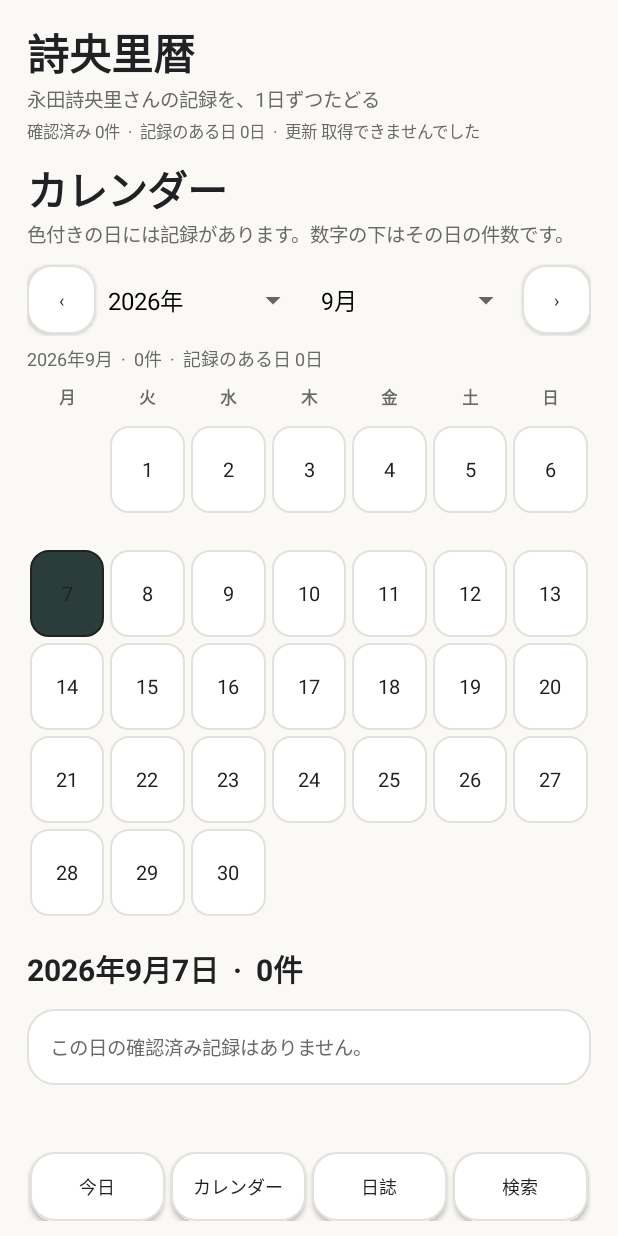
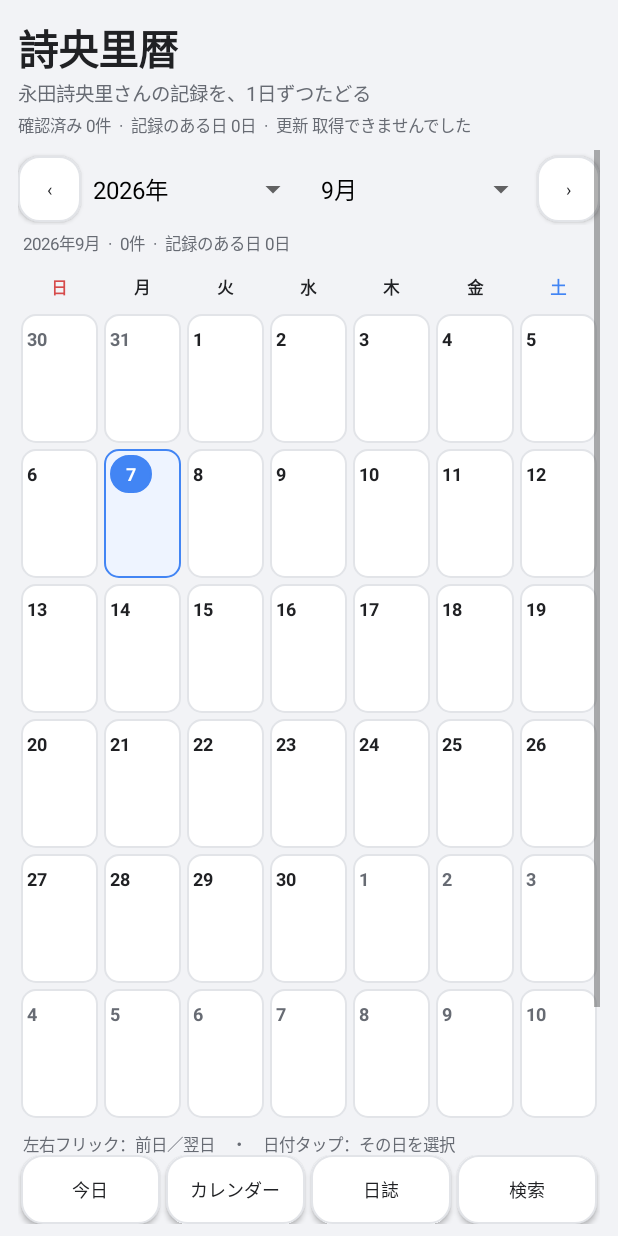
Before and after one commit to ponpains/radiko-transcriber2, an Android app: the screen it shows after launch (MainActivity), after a tap on "カレンダー", on a phone screen of 412 x 824 dp. Run offline under Robolectric (Android 15) with nearby library versions, the light colour scheme and no system bars.

Commit message:
Redesign archive calendar and add date swipes

```diff
--- a/shiori-archive/app/src/main/java/com/ponpains/shioriarchive/MainActivity.java
+++ b/shiori-archive/app/src/main/java/com/ponpains/shioriarchive/MainActivity.java
@@ -8,8 +8,10 @@ import android.graphics.drawable.GradientDrawable;
 import android.net.Uri;
 import android.os.Bundle;
 import android.text.Editable;
+import android.text.TextUtils;
 import android.text.TextWatcher;
 import android.view.Gravity;
+import android.view.MotionEvent;
 import android.view.View;
 import android.widget.*;
 import androidx.annotation.Nullable;
@@ -20,48 +22,56 @@ import java.time.format.DateTimeFormatter;
 import java.util.*;
 
 public class MainActivity extends AppCompatActivity {
-    static final int INK=Color.rgb(32,33,36), PAPER=Color.rgb(250,249,246), ACCENT=Color.rgb(66,92,89), ACCENT_DARK=Color.rgb(42,61,59), SOFT=Color.rgb(225,233,231), LINE=Color.rgb(226,225,220), MUTED=Color.rgb(105,105,105);
+    static final int INK=Color.rgb(32,33,36), PAPER=Color.rgb(242,243,246), ACCENT=Color.rgb(66,133,244), ACCENT_DARK=Color.rgb(37,99,235), SOFT=Color.rgb(227,237,255), LINE=Color.rgb(226,228,232), MUTED=Color.rgb(103,107,115), TEAL=Color.rgb(79,169,159), CELL=Color.WHITE;
+    static final int PAGE_HOME=0, PAGE_CALENDAR=1, PAGE_DIARY=2, PAGE_SEARCH=3;
     ArchiveRepository repo; List<ArchiveEvent> events=new ArrayList<>(); String updated=""; FrameLayout content; TextView status;
     LocalDate selectedDate=LocalDate.now(); YearMonth shownMonth=YearMonth.from(LocalDate.now());
     Spinner yearSpinner, monthSpinner; GridLayout monthGrid; TextView monthStats, dayHeader; LinearLayout dayOut; boolean spinnerLock=false;
+    int currentPage=PAGE_HOME; float swipeDownX,swipeDownY;
 
-    @Override protected void onCreate(@Nullable Bundle b){super.onCreate(b);repo=new ArchiveRepository(this);ArchiveRepository.ArchiveData d=repo.loadBestAvailable();events=d.events;updated=d.updatedAt;setContentView(shell());home();repo.refreshIfNeeded((e,u)->{events=e;updated=u;status.setText(stat());home();});}
+    @Override protected void onCreate(@Nullable Bundle b){super.onCreate(b);repo=new ArchiveRepository(this);ArchiveRepository.ArchiveData d=repo.loadBestAvailable();events=d.events;updated=d.updatedAt;setContentView(shell());goToday();repo.refreshIfNeeded((e,u)->{events=e;updated=u;status.setText(stat());refreshCurrentPage();});}
 
-    View shell(){LinearLayout r=col();r.setPadding(dp(18),dp(14),dp(18),dp(10));r.addView(tx("詩央里暦",28,INK,true));r.addView(tx("永田詩央里さんの記録を、1日ずつたどる",13,MUTED,false));status=tx(stat(),11,MUTED,false);status.setPadding(0,dp(3),0,dp(10));r.addView(status);content=new FrameLayout(this);r.addView(content,new LinearLayout.LayoutParams(-1,0,1));LinearLayout nav=new LinearLayout(this);nav.setOrientation(LinearLayout.HORIZONTAL);nav.setGravity(Gravity.CENTER);nav.addView(nb("今日",v->home()),nlp());nav.addView(nb("カレンダー",v->calendar()),nlp());nav.addView(nb("日誌",v->diary()),nlp());nav.addView(nb("検索",v->search()),nlp());r.addView(nav);return r;}
+    @Override public boolean dispatchTouchEvent(MotionEvent ev){
+        if(ev.getActionMasked()==MotionEvent.ACTION_DOWN){swipeDownX=ev.getX();swipeDownY=ev.getY();}
+        else if(ev.getActionMasked()==MotionEvent.ACTION_UP && currentPage!=PAGE_SEARCH){
+            float dx=ev.getX()-swipeDownX,dy=ev.getY()-swipeDownY;
+            if(Math.abs(dx)>dp(72)&&Math.abs(dx)>Math.abs(dy)*1.35f){shiftDate(dx<0?1:-1);return true;}
+        }
+        return super.dispatchTouchEvent(ev);
+    }
+
+    View shell(){LinearLayout r=col();r.setPadding(dp(12),dp(12),dp(12),dp(8));r.addView(tx("詩央里暦",27,INK,true));r.addView(tx("永田詩央里さんの記録を、1日ずつたどる",13,MUTED,false));status=tx(stat(),11,MUTED,false);status.setPadding(0,dp(3),0,dp(8));r.addView(status);content=new FrameLayout(this);r.addView(content,new LinearLayout.LayoutParams(-1,0,1));LinearLayout nav=new LinearLayout(this);nav.setOrientation(LinearLayout.HORIZONTAL);nav.setGravity(Gravity.CENTER);nav.addView(nb("今日",v->goToday()),nlp());nav.addView(nb("カレンダー",v->calendar()),nlp());nav.addView(nb("日誌",v->diary()),nlp());nav.addView(nb("検索",v->search()),nlp());r.addView(nav);return r;}
     String stat(){return "確認済み "+events.size()+"件  ·  記録のある日 "+activeDays()+"日  ·  更新 "+(updated.isEmpty()?"—":updated);} int activeDays(){Set<LocalDate>s=new HashSet<>();for(ArchiveEvent e:events)s.add(e.date);return s.size();}
-    LinearLayout.LayoutParams nlp(){LinearLayout.LayoutParams p=new LinearLayout.LayoutParams(0,dp(46),1);p.setMargins(dp(2),0,dp(2),0);return p;} Button nb(String s,View.OnClickListener l){Button b=new Button(this);b.setText(s);b.setAllCaps(false);b.setTextSize(12);b.setTextColor(INK);b.setBackground(bg(Color.WHITE,16,LINE));b.setOnClickListener(l);return b;}
+    LinearLayout.LayoutParams nlp(){LinearLayout.LayoutParams p=new LinearLayout.LayoutParams(0,dp(46),1);p.setMargins(dp(2),0,dp(2),0);return p;} Button nb(String s,View.OnClickListener l){Button b=new Button(this);b.setText(s);b.setAllCaps(false);b.setTextSize(12);b.setTextColor(INK);b.setBackground(bg(Color.WHITE,14,LINE));b.setOnClickListener(l);return b;}
 
-    void home(){LinearLayout b=col();LocalDate now=LocalDate.now();b.addView(tx(now.getMonthValue()+"月"+now.getDayOfMonth()+"日",31,INK,true));b.addView(tx("歴代の今日",14,ACCENT,true));int n=0;for(ArchiveEvent e:events)if(e.date.getMonthValue()==now.getMonthValue()&&e.date.getDayOfMonth()==now.getDayOfMonth()){b.addView(card(e));n++;}if(n==0)b.addView(empty("この日付の記録は、まだ登録されていません。"));TextView h=tx("最近の記録",19,INK,true);h.setPadding(0,dp(24),0,0);b.addView(h);for(int i=0;i<Math.min(12,events.size());i++)b.addView(card(events.get(i)));screen(scroll(b));}
+    void goToday(){selectedDate=LocalDate.now();shownMonth=YearMonth.from(selectedDate);home();}
+    void refreshCurrentPage(){if(currentPage==PAGE_CALENDAR)calendar();else if(currentPage==PAGE_DIARY)diary();else if(currentPage==PAGE_SEARCH)search();else home();}
+    void shiftDate(int n){selectedDate=selectedDate.plusDays(n);shownMonth=YearMonth.from(selectedDate);if(currentPage==PAGE_CALENDAR)calendar();else if(currentPage==PAGE_DIARY)diary();else home();}
+    String dateTitle(LocalDate d){return d.format(DateTimeFormatter.ofPattern("M月d日（E）",Locale.JAPANESE));}
 
-    void calendar(){LinearLayout b=col();b.addView(tx("カレンダー",27,INK,true));b.addView(tx("色付きの日には記録があります。数字の下はその日の件数です。",13,MUTED,false));
-        LinearLayout controls=new LinearLayout(this);controls.setOrientation(LinearLayout.HORIZONTAL);controls.setGravity(Gravity.CENTER_VERTICAL);controls.setPadding(0,dp(10),0,dp(6));
-        Button prev=nb("‹",v->{shownMonth=shownMonth.minusMonths(1);syncSpinners();renderCalendar();});Button next=nb("›",v->{shownMonth=shownMonth.plusMonths(1);syncSpinners();renderCalendar();});
-        controls.addView(prev,new LinearLayout.LayoutParams(dp(46),dp(46)));
-        yearSpinner=new Spinner(this);monthSpinner=new Spinner(this);
-        List<String> years=new ArrayList<>();int min=Math.min(2019,minYear()),max=Math.max(LocalDate.now().getYear(),maxYear());for(int y=min;y<=max;y++)years.add(y+"年");
-        yearSpinner.setAdapter(new ArrayAdapter<>(this,android.R.layout.simple_spinner_dropdown_item,years));List<String> months=new ArrayList<>();for(int m=1;m<=12;m++)months.add(m+"月");monthSpinner.setAdapter(new ArrayAdapter<>(this,android.R.layout.simple_spinner_dropdown_item,months));
-        controls.addView(yearSpinner,new LinearLayout.LayoutParams(0,dp(48),1));controls.addView(monthSpinner,new LinearLayout.LayoutParams(0,dp(48),1));controls.addView(next,new LinearLayout.LayoutParams(dp(46),dp(46)));b.addView(controls);
-        yearSpinner.setOnItemSelectedListener(new AdapterView.OnItemSelectedListener(){public void onNothingSelected(AdapterView<?>p){}public void onItemSelected(AdapterView<?>p,View v,int pos,long id){if(spinnerLock)return;int y=Integer.parseInt(years.get(pos).replace("年",""));shownMonth=YearMonth.of(y,shownMonth.getMonthValue());renderCalendar();}});
-        monthSpinner.setOnItemSelectedListener(new AdapterView.OnItemSelectedListener(){public void onNothingSelected(AdapterView<?>p){}public void onItemSelected(AdapterView<?>p,View v,int pos,long id){if(spinnerLock)return;shownMonth=YearMonth.of(shownMonth.getYear(),pos+1);renderCalendar();}});
-        monthStats=tx("",12,MUTED,false);b.addView(monthStats);monthGrid=new GridLayout(this);monthGrid.setColumnCount(7);monthGrid.setUseDefaultMargins(false);b.addView(monthGrid,new LinearLayout.LayoutParams(-1,-2));
-        dayHeader=tx("",20,INK,true);dayHeader.setPadding(0,dp(18),0,dp(2));b.addView(dayHeader);dayOut=col();b.addView(dayOut);syncSpinners();renderCalendar();renderDay(selectedDate,dayHeader,dayOut);screen(scroll(b));}
+    void home(){currentPage=PAGE_HOME;LinearLayout b=col();b.addView(tx(dateTitle(selectedDate),31,INK,true));b.addView(tx("左右にフリックすると前日／翌日に移動します",12,MUTED,false));TextView sub=tx("この日の記録",14,ACCENT,true);sub.setPadding(0,dp(9),0,0);b.addView(sub);int n=0;for(ArchiveEvent e:events)if(e.date.equals(selectedDate)){b.addView(card(e));n++;}if(n==0)b.addView(empty("この日の確認済み記録はありません。"));TextView h=tx("近い日の記録",19,INK,true);h.setPadding(0,dp(22),0,0);b.addView(h);List<ArchiveEvent> nearby=new ArrayList<>();for(ArchiveEvent e:events)if(!e.date.equals(selectedDate))nearby.add(e);nearby.sort(Comparator.comparingLong(e->Math.abs(e.date.toEpochDay()-selectedDate.toEpochDay())));for(int i=0;i<Math.min(10,nearby.size());i++)b.addView(card(nearby.get(i)));screen(scroll(b));}
+
+    void calendar(){currentPage=PAGE_CALENDAR;LinearLayout b=col();LinearLayout controls=new LinearLayout(this);controls.setOrientation(LinearLayout.HORIZONTAL);controls.setGravity(Gravity.CENTER_VERTICAL);controls.setPadding(0,dp(2),0,dp(4));Button prev=nb("‹",v->{shownMonth=shownMonth.minusMonths(1);syncSpinners();renderCalendar();});Button next=nb("›",v->{shownMonth=shownMonth.plusMonths(1);syncSpinners();renderCalendar();});controls.addView(prev,new LinearLayout.LayoutParams(dp(42),dp(44)));yearSpinner=new Spinner(this);monthSpinner=new Spinner(this);List<String> years=new ArrayList<>();int min=Math.min(2019,minYear()),max=Math.max(LocalDate.now().getYear(),maxYear());for(int y=min;y<=max;y++)years.add(y+"年");yearSpinner.setAdapter(new ArrayAdapter<>(this,android.R.layout.simple_spinner_dropdown_item,years));List<String> months=new ArrayList<>();for(int m=1;m<=12;m++)months.add(m+"月");monthSpinner.setAdapter(new ArrayAdapter<>(this,android.R.layout.simple_spinner_dropdown_item,months));controls.addView(yearSpinner,new LinearLayout.LayoutParams(0,dp(48),1));controls.addView(monthSpinner,new LinearLayout.LayoutParams(0,dp(48),1));controls.addView(next,new LinearLayout.LayoutParams(dp(42),dp(44)));b.addView(controls);
+        yearSpinner.setOnItemSelectedListener(new AdapterView.OnItemSelectedListener(){public void onNothingSelected(AdapterView<?>p){}public void onItemSelected(AdapterView<?>p,View v,int pos,long id){if(spinnerLock)return;int y=Integer.parseInt(years.get(pos).replace("年",""));shownMonth=YearMonth.of(y,shownMonth.getMonthValue());renderCalendar();}});monthSpinner.setOnItemSelectedListener(new AdapterView.OnItemSelectedListener(){public void onNothingSelected(AdapterView<?>p){}public void onItemSelected(AdapterView<?>p,View v,int pos,long id){if(spinnerLock)return;shownMonth=YearMonth.of(shownMonth.getYear(),pos+1);renderCalendar();}});
+        monthStats=tx("",11,MUTED,false);monthStats.setPadding(dp(3),0,0,dp(5));b.addView(monthStats);monthGrid=new GridLayout(this);monthGrid.setColumnCount(7);monthGrid.setUseDefaultMargins(false);b.addView(monthGrid,new LinearLayout.LayoutParams(-1,-2));TextView hint=tx("左右フリック：前日／翌日　・　日付タップ：その日を選択",11,MUTED,false);hint.setPadding(dp(3),dp(7),0,0);b.addView(hint);dayHeader=tx("",20,INK,true);dayHeader.setPadding(dp(3),dp(14),0,dp(2));b.addView(dayHeader);dayOut=col();b.addView(dayOut);syncSpinners();renderCalendar();renderDay(selectedDate,dayHeader,dayOut);screen(scroll(b));}
 
     int minYear(){int y=LocalDate.now().getYear();for(ArchiveEvent e:events)y=Math.min(y,e.date.getYear());return y;}int maxYear(){int y=LocalDate.now().getYear();for(ArchiveEvent e:events)y=Math.max(y,e.date.getYear());return y;}
     void syncSpinners(){if(yearSpinner==null)return;spinnerLock=true;int min=Math.min(2019,minYear());yearSpinner.setSelection(Math.max(0,shownMonth.getYear()-min),false);monthSpinner.setSelection(shownMonth.getMonthValue()-1,false);spinnerLock=false;}
-    void renderCalendar(){if(monthGrid==null)return;monthGrid.removeAllViews();String[] w={"月","火","水","木","金","土","日"};for(String s:w){TextView v=tx(s,11,MUTED,true);v.setGravity(Gravity.CENTER);monthGrid.addView(v,gp(dp(30)));}
-        Map<LocalDate,Integer> counts=new HashMap<>();int total=0;for(ArchiveEvent e:events)if(YearMonth.from(e.date).equals(shownMonth)){counts.put(e.date,counts.getOrDefault(e.date,0)+1);total++;}
-        int blanks=shownMonth.atDay(1).getDayOfWeek().getValue()-1;for(int i=0;i<blanks;i++){TextView z=tx("",12,MUTED,false);monthGrid.addView(z,gp(dp(58)));}
-        for(int d=1;d<=shownMonth.lengthOfMonth();d++){LocalDate date=shownMonth.atDay(d);int n=counts.getOrDefault(date,0);TextView v=tx(n>0?d+"\n"+n+"件":String.valueOf(d),n>0?13:13,n>0?Color.WHITE:INK,n>0);v.setGravity(Gravity.CENTER);boolean sel=date.equals(selectedDate);v.setBackground(bg(sel?ACCENT_DARK:(n>0?ACCENT:Color.WHITE),12,sel?INK:(n>0?ACCENT:LINE)));v.setOnClickListener(x->{selectedDate=date;renderCalendar();renderDay(date,dayHeader,dayOut);});monthGrid.addView(v,gp(dp(58)));}
-        monthStats.setText(shownMonth.getYear()+"年"+shownMonth.getMonthValue()+"月  ·  "+total+"件  ·  記録のある日 "+counts.size()+"日");}
+    void renderCalendar(){if(monthGrid==null)return;monthGrid.removeAllViews();String[] w={"日","月","火","水","木","金","土"};for(int i=0;i<7;i++){int c=i==0?Color.rgb(214,75,75):(i==6?ACCENT:INK);TextView v=tx(w[i],11,c,true);v.setGravity(Gravity.CENTER);monthGrid.addView(v,gp(dp(27)));}
+        Map<LocalDate,List<ArchiveEvent>> byDay=new HashMap<>();int total=0;Set<LocalDate> active=new HashSet<>();for(ArchiveEvent e:events){byDay.computeIfAbsent(e.date,k->new ArrayList<>()).add(e);if(YearMonth.from(e.date).equals(shownMonth)){total++;active.add(e.date);}}
+        int offset=shownMonth.atDay(1).getDayOfWeek().getValue()%7;LocalDate start=shownMonth.atDay(1).minusDays(offset);for(int i=0;i<42;i++){LocalDate date=start.plusDays(i);List<ArchiveEvent> list=byDay.getOrDefault(date,Collections.emptyList());monthGrid.addView(calendarCell(date,YearMonth.from(date).equals(shownMonth),list),gp(dp(86)));}
+        monthStats.setText(shownMonth.getYear()+"年"+shownMonth.getMonthValue()+"月  ·  "+total+"件  ·  記録のある日 "+active.size()+"日");}
+    View calendarCell(LocalDate date,boolean inMonth,List<ArchiveEvent> list){LinearLayout c=new LinearLayout(this);c.setOrientation(LinearLayout.VERTICAL);c.setPadding(dp(4),dp(4),dp(4),dp(3));c.setGravity(Gravity.TOP);boolean sel=date.equals(selectedDate);c.setBackground(bg(sel?Color.rgb(238,244,255):CELL,9,sel?ACCENT:LINE));TextView day=tx(String.valueOf(date.getDayOfMonth()),12,inMonth?INK:MUTED,true);day.setGravity(Gravity.CENTER);if(sel){day.setTextColor(Color.WHITE);day.setBackground(bg(ACCENT,20,ACCENT));c.addView(day,new LinearLayout.LayoutParams(dp(28),dp(25)));}else c.addView(day,new LinearLayout.LayoutParams(-2,dp(25)));int shown=0;for(ArchiveEvent e:list){if(shown>=2)break;TextView chip=tx(calendarLabel(e),9,Color.WHITE,false);chip.setSingleLine(true);chip.setEllipsize(TextUtils.TruncateAt.END);chip.setGravity(Gravity.CENTER_VERTICAL);chip.setPadding(dp(4),0,dp(4),0);int cc="X".equalsIgnoreCase(e.type)?ACCENT:TEAL;chip.setBackground(bg(cc,5,cc));LinearLayout.LayoutParams cp=new LinearLayout.LayoutParams(-1,dp(20));cp.setMargins(0,dp(2),0,0);c.addView(chip,cp);shown++;}if(list.size()>shown){TextView more=tx("+"+(list.size()-shown),9,MUTED,true);more.setGravity(Gravity.END);c.addView(more,new LinearLayout.LayoutParams(-1,dp(17)));}c.setOnClickListener(v->{selectedDate=date;shownMonth=YearMonth.from(date);syncSpinners();renderCalendar();renderDay(date,dayHeader,dayOut);});return c;}
+    String calendarLabel(ArchiveEvent e){String s=e.title==null?"":e.title.trim();if(s.isEmpty()||s.equals("X投稿")||s.equals("本人X投稿"))s=e.type;if(s.length()>18)s=s.substring(0,18);return s;}
     GridLayout.LayoutParams gp(int h){GridLayout.LayoutParams p=new GridLayout.LayoutParams();p.width=0;p.height=h;p.columnSpec=GridLayout.spec(GridLayout.UNDEFINED,1f);p.setMargins(dp(2),dp(2),dp(2),dp(2));return p;}
 
-    void diary(){LinearLayout b=col();b.addView(tx("1日の日誌",27,INK,true));b.addView(tx("その日に確認できた記録を、時刻順にまとめて表示します。",13,MUTED,false));LinearLayout controls=new LinearLayout(this);controls.setOrientation(LinearLayout.HORIZONTAL);controls.setPadding(0,dp(10),0,dp(4));Button prev=nb("前の日",v->{selectedDate=selectedDate.minusDays(1);diary();});Button pick=nb("日付を選ぶ",v->pickDate());Button next=nb("次の日",v->{selectedDate=selectedDate.plusDays(1);diary();});controls.addView(prev,new LinearLayout.LayoutParams(0,dp(46),1));controls.addView(pick,new LinearLayout.LayoutParams(0,dp(46),1));controls.addView(next,new LinearLayout.LayoutParams(0,dp(46),1));b.addView(controls);TextView h=tx("",21,INK,true);b.addView(h);LinearLayout out=col();b.addView(out);renderDay(selectedDate,h,out);screen(scroll(b));}
+    void diary(){currentPage=PAGE_DIARY;LinearLayout b=col();b.addView(tx("1日の日誌",27,INK,true));b.addView(tx("左右にフリックすると前日／翌日に移動します",12,MUTED,false));LinearLayout controls=new LinearLayout(this);controls.setOrientation(LinearLayout.HORIZONTAL);controls.setPadding(0,dp(10),0,dp(4));Button prev=nb("前の日",v->{selectedDate=selectedDate.minusDays(1);shownMonth=YearMonth.from(selectedDate);diary();});Button pick=nb("日付を選ぶ",v->pickDate());Button next=nb("次の日",v->{selectedDate=selectedDate.plusDays(1);shownMonth=YearMonth.from(selectedDate);diary();});controls.addView(prev,new LinearLayout.LayoutParams(0,dp(46),1));controls.addView(pick,new LinearLayout.LayoutParams(0,dp(46),1));controls.addView(next,new LinearLayout.LayoutParams(0,dp(46),1));b.addView(controls);TextView h=tx("",21,INK,true);b.addView(h);LinearLayout out=col();b.addView(out);renderDay(selectedDate,h,out);screen(scroll(b));}
     void pickDate(){DatePickerDialog d=new DatePickerDialog(this,(v,y,m,day)->{selectedDate=LocalDate.of(y,m+1,day);shownMonth=YearMonth.from(selectedDate);diary();},selectedDate.getYear(),selectedDate.getMonthValue()-1,selectedDate.getDayOfMonth());d.show();}
-    void renderDay(LocalDate d,TextView h,LinearLayout out){List<ArchiveEvent> list=new ArrayList<>();for(ArchiveEvent e:events)if(e.date.equals(d))list.add(e);list.sort((a,b)->timeKey(a.time).compareTo(timeKey(b.time)));h.setText(d.format(DateTimeFormatter.ofPattern("yyyy年M月d日"))+"  ·  "+list.size()+"件");out.removeAllViews();if(list.isEmpty()){out.addView(empty("この日の確認済み記録はありません。"));return;}Map<String,Integer> types=new LinkedHashMap<>();for(ArchiveEvent e:list)types.put(e.type,types.getOrDefault(e.type,0)+1);TextView meta=tx(joinTypes(types),12,ACCENT,false);meta.setPadding(0,dp(4),0,dp(3));out.addView(meta);for(ArchiveEvent e:list)out.addView(diaryCard(e));}
+    void renderDay(LocalDate d,TextView h,LinearLayout out){List<ArchiveEvent> list=new ArrayList<>();for(ArchiveEvent e:events)if(e.date.equals(d))list.add(e);list.sort((a,b)->timeKey(a.time).compareTo(timeKey(b.time)));h.setText(d.format(DateTimeFormatter.ofPattern("yyyy年M月d日（E）",Locale.JAPANESE))+"  ·  "+list.size()+"件");out.removeAllViews();if(list.isEmpty()){out.addView(empty("この日の確認済み記録はありません。"));return;}Map<String,Integer> types=new LinkedHashMap<>();for(ArchiveEvent e:list)types.put(e.type,types.getOrDefault(e.type,0)+1);TextView meta=tx(joinTypes(types),12,ACCENT,false);meta.setPadding(0,dp(4),0,dp(3));out.addView(meta);for(ArchiveEvent e:list)out.addView(diaryCard(e));}
     String timeKey(String s){return s==null||s.isEmpty()?"99:99:99":s;}String joinTypes(Map<String,Integer> m){List<String>a=new ArrayList<>();for(Map.Entry<String,Integer>e:m.entrySet())a.add(e.getKey()+" "+e.getValue());return String.join("  ·  ",a);}
 
-    void search(){LinearLayout b=col();b.addView(tx("検索",27,INK,true));b.addView(tx("出来事・媒体・人物・タグを横断します。",13,MUTED,false));EditText q=new EditText(this);q.setHint("例：ラジオ / 喫茶店 / 鈴木瞳美 / 2025");q.setSingleLine();q.setBackground(bg(Color.WHITE,16,LINE));q.setPadding(dp(14),0,dp(14),0);LinearLayout.LayoutParams p=new LinearLayout.LayoutParams(-1,dp(52));p.setMargins(0,dp(12),0,dp(8));b.addView(q,p);TextView count=tx("",12,MUTED,false);b.addView(count);LinearLayout out=col();b.addView(out);results("",out,count);q.addTextChangedListener(new TextWatcher(){public void beforeTextChanged(CharSequence s,int a,int c,int d){}public void onTextChanged(CharSequence s,int a,int c,int d){results(s.toString(),out,count);}public void afterTextChanged(Editable e){}});screen(scroll(b));}
-    void results(String q,LinearLayout out,TextView count){out.removeAllViews();int n=0;for(ArchiveEvent e:events)if(e.matches(q)){if(q.trim().isEmpty()&&n>=15)break;out.addView(card(e));n++;}count.setText(q.trim().isEmpty()?"新しい順に15件":n+"件見つかりました");if(n==0)out.addView(empty("該当する記録はありません。"));}
+    void search(){currentPage=PAGE_SEARCH;LinearLayout b=col();b.addView(tx("検索",27,INK,true));b.addView(tx("出来事・媒体・人物・タグを横断します。",13,MUTED,false));EditText q=new EditText(this);q.setHint("例：ラジオ / 喫茶店 / 鈴木瞳美 / 2025 / X");q.setSingleLine();q.setBackground(bg(Color.WHITE,16,LINE));q.setPadding(dp(14),0,dp(14),0);LinearLayout.LayoutParams p=new LinearLayout.LayoutParams(-1,dp(52));p.setMargins(0,dp(12),0,dp(8));b.addView(q,p);TextView count=tx("",12,MUTED,false);b.addView(count);LinearLayout out=col();b.addView(out);results("",out,count);q.addTextChangedListener(new TextWatcher(){public void beforeTextChanged(CharSequence s,int a,int c,int d){}public void onTextChanged(CharSequence s,int a,int c,int d){results(s.toString(),out,count);}public void afterTextChanged(Editable e){}});screen(scroll(b));}
+    void results(String q,LinearLayout out,TextView count){out.removeAllViews();int n=0;for(ArchiveEvent e:events)if(e.matches(q)){if(q.trim().isEmpty()&&n>=20)break;out.addView(card(e));n++;}count.setText(q.trim().isEmpty()?"新しい順に20件":n+"件見つかりました");if(n==0)out.addView(empty("該当する記録はありません。"));}
 
     View diaryCard(ArchiveEvent e){LinearLayout row=new LinearLayout(this);row.setOrientation(LinearLayout.HORIZONTAL);row.setGravity(Gravity.TOP);LinearLayout.LayoutParams rp=new LinearLayout.LayoutParams(-1,-2);rp.setMargins(0,dp(8),0,0);row.setLayoutParams(rp);TextView time=tx(e.time.isEmpty()?"時刻\n不明":e.time,12,e.time.isEmpty()?MUTED:ACCENT,true);time.setGravity(Gravity.CENTER);time.setPadding(0,dp(12),dp(8),0);row.addView(time,new LinearLayout.LayoutParams(dp(62),-2));View c=compactCard(e);row.addView(c,new LinearLayout.LayoutParams(0,-2,1));return row;}
     View compactCard(ArchiveEvent e){LinearLayout c=col();c.setPadding(dp(14),dp(12),dp(14),dp(12));c.setBackground(bg(Color.WHITE,16,LINE));TextView pill=tx(e.type,11,ACCENT,true);c.addView(pill);TextView t=tx(e.title,16,INK,true);t.setPadding(0,dp(5),0,dp(2));c.addView(t);if(!e.summary.isEmpty())c.addView(tx(e.summary,13,INK,false));if(!e.tags.isEmpty()){TextView z=tx("#"+String.join("  #",e.tags),11,ACCENT,false);z.setPadding(0,dp(6),0,0);c.addView(z);}TextView s=tx("出典："+e.sourceName,10,MUTED,false);s.setPadding(0,dp(7),0,0);c.addView(s);if(e.sourceUrl.startsWith("http")){Button o=nb("出典",v->open(e.sourceUrl));LinearLayout.LayoutParams p=new LinearLayout.LayoutParams(dp(80),dp(38));p.gravity=Gravity.END;p.setMargins(0,dp(5),0,0);c.addView(o,p);}return c;}
```
